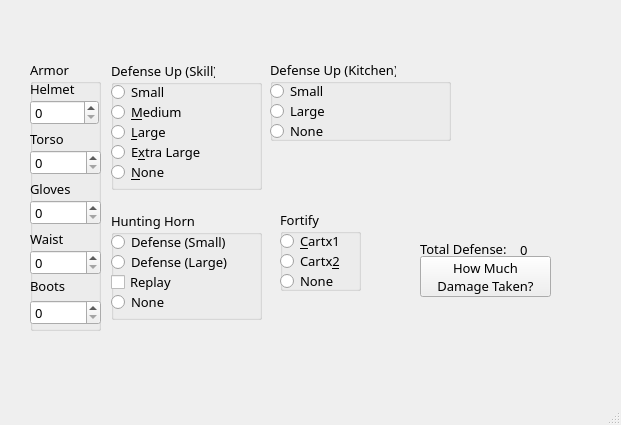
This is src/Forms/defensecalculatorwindow.ui in eesandoval/MH4U-Tool as Qt 5 draws it before an edit. The edited form follows.
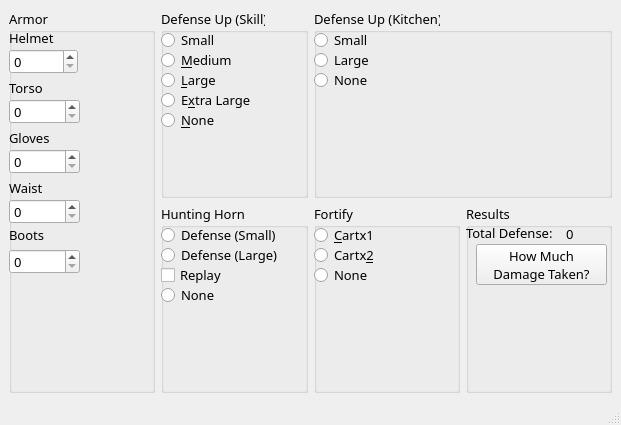
This is the edited form.

Diff of the .ui file:
```diff
--- a/src/Forms/defensecalculatorwindow.ui
+++ b/src/Forms/defensecalculatorwindow.ui
@@ -20,35 +20,9 @@
    <string>MainWindow</string>
   </property>
   <widget class="QWidget" name="centralwidget">
-   <widget class="QPushButton" name="calculate_push_button">
-    <property name="geometry">
-     <rect>
-      <x>420</x>
-      <y>256</y>
-      <width>131</width>
-      <height>41</height>
-     </rect>
-    </property>
-    <property name="font">
-     <font>
-      <family>Sans</family>
-      <pointsize>10</pointsize>
-     </font>
-    </property>
-    <property name="text">
-     <string>How Much
-Damage Taken?</string>
-    </property>
-   </widget>
+   <layout class="QGridLayout" name="gridLayout">
+    <item row="0" column="0" rowspan="2">
    <widget class="QGroupBox" name="armor">
-    <property name="geometry">
-     <rect>
-      <x>30</x>
-      <y>60</y>
-      <width>71</width>
-      <height>271</height>
-     </rect>
-    </property>
     <property name="font">
      <font>
       <family>Sans</family>
@@ -240,205 +214,9 @@
      </property>
     </widget>
    </widget>
-   <widget class="QGroupBox" name="fortify">
-    <property name="geometry">
-     <rect>
-      <x>280</x>
-      <y>210</y>
-      <width>81</width>
-      <height>81</height>
-     </rect>
-    </property>
-    <property name="font">
-     <font>
-      <family>Sans</family>
-      <pointsize>10</pointsize>
-     </font>
-    </property>
-    <property name="title">
-     <string>Fortify</string>
-    </property>
-    <widget class="QRadioButton" name="fortify_cart1">
-     <property name="geometry">
-      <rect>
-       <x>0</x>
-       <y>20</y>
-       <width>81</width>
-       <height>22</height>
-      </rect>
-     </property>
-     <property name="font">
-      <font>
-       <family>Sans</family>
-       <pointsize>10</pointsize>
-      </font>
-     </property>
-     <property name="text">
-      <string>&amp;Cartx1</string>
-     </property>
-    </widget>
-    <widget class="QRadioButton" name="fortify_cart2">
-     <property name="geometry">
-      <rect>
-       <x>0</x>
-       <y>40</y>
-       <width>81</width>
-       <height>22</height>
-      </rect>
-     </property>
-     <property name="font">
-      <font>
-       <family>Sans</family>
-       <pointsize>10</pointsize>
-      </font>
-     </property>
-     <property name="text">
-      <string>Cartx&amp;2</string>
-     </property>
-    </widget>
-    <widget class="QRadioButton" name="fortify_none">
-     <property name="geometry">
-      <rect>
-       <x>0</x>
-       <y>60</y>
-       <width>71</width>
-       <height>22</height>
-      </rect>
-     </property>
-     <property name="font">
-      <font>
-       <family>Sans</family>
-       <pointsize>10</pointsize>
-      </font>
-     </property>
-     <property name="text">
-      <string>None</string>
-     </property>
-    </widget>
-   </widget>
-   <widget class="QLabel" name="total_defense_label">
-    <property name="geometry">
-     <rect>
-      <x>420</x>
-      <y>240</y>
-      <width>111</width>
-      <height>17</height>
-     </rect>
-    </property>
-    <property name="font">
-     <font>
-      <family>Sans</family>
-      <pointsize>10</pointsize>
-     </font>
-    </property>
-    <property name="text">
-     <string>Total Defense:</string>
-    </property>
-   </widget>
-   <widget class="QLabel" name="total_defense_display">
-    <property name="geometry">
-     <rect>
-      <x>520</x>
-      <y>240</y>
-      <width>41</width>
-      <height>20</height>
-     </rect>
-    </property>
-    <property name="font">
-     <font>
-      <family>Sans</family>
-      <pointsize>10</pointsize>
-     </font>
-    </property>
-    <property name="text">
-     <string>0</string>
-    </property>
-   </widget>
-   <widget class="QGroupBox" name="defense_up_kitchen">
-    <property name="geometry">
-     <rect>
-      <x>270</x>
-      <y>60</y>
-      <width>181</width>
-      <height>81</height>
-     </rect>
-    </property>
-    <property name="font">
-     <font>
-      <family>Sans</family>
-      <pointsize>10</pointsize>
-     </font>
-    </property>
-    <property name="title">
-     <string>Defense Up (Kitchen)</string>
-    </property>
-    <widget class="QRadioButton" name="defense_up_kitchen_small">
-     <property name="geometry">
-      <rect>
-       <x>0</x>
-       <y>20</y>
-       <width>71</width>
-       <height>22</height>
-      </rect>
-     </property>
-     <property name="font">
-      <font>
-       <family>Sans</family>
-       <pointsize>10</pointsize>
-      </font>
-     </property>
-     <property name="text">
-      <string>Small</string>
-     </property>
-    </widget>
-    <widget class="QRadioButton" name="defense_up_kitchen_large">
-     <property name="geometry">
-      <rect>
-       <x>0</x>
-       <y>40</y>
-       <width>71</width>
-       <height>22</height>
-      </rect>
-     </property>
-     <property name="font">
-      <font>
-       <family>Sans</family>
-       <pointsize>10</pointsize>
-      </font>
-     </property>
-     <property name="text">
-      <string>Large</string>
-     </property>
-    </widget>
-    <widget class="QRadioButton" name="defense_up_kitchen_none">
-     <property name="geometry">
-      <rect>
-       <x>0</x>
-       <y>60</y>
-       <width>71</width>
-       <height>22</height>
-      </rect>
-     </property>
-     <property name="font">
-      <font>
-       <family>Sans</family>
-       <pointsize>10</pointsize>
-      </font>
-     </property>
-     <property name="text">
-      <string>None</string>
-     </property>
-    </widget>
-   </widget>
+    </item>
+    <item row="0" column="1">
    <widget class="QGroupBox" name="defense_up_skill">
-    <property name="geometry">
-     <rect>
-      <x>111</x>
-      <y>61</y>
-      <width>151</width>
-      <height>129</height>
-     </rect>
-    </property>
     <property name="font">
      <font>
       <family>Sans</family>
@@ -544,15 +322,79 @@
      </property>
     </widget>
    </widget>
+    </item>
+    <item row="0" column="2" colspan="2">
+     <widget class="QGroupBox" name="defense_up_kitchen">
+      <property name="font">
+       <font>
+        <family>Sans</family>
+        <pointsize>10</pointsize>
+       </font>
+      </property>
+      <property name="title">
+       <string>Defense Up (Kitchen)</string>
+      </property>
+      <widget class="QRadioButton" name="defense_up_kitchen_small">
+       <property name="geometry">
+        <rect>
+         <x>0</x>
+         <y>20</y>
+         <width>71</width>
+         <height>22</height>
+        </rect>
+       </property>
+       <property name="font">
+        <font>
+         <family>Sans</family>
+         <pointsize>10</pointsize>
+        </font>
+       </property>
+       <property name="text">
+        <string>Small</string>
+       </property>
+      </widget>
+      <widget class="QRadioButton" name="defense_up_kitchen_large">
+       <property name="geometry">
+        <rect>
+         <x>0</x>
+         <y>40</y>
+         <width>71</width>
+         <height>22</height>
+        </rect>
+       </property>
+       <property name="font">
+        <font>
+         <family>Sans</family>
+         <pointsize>10</pointsize>
+        </font>
+       </property>
+       <property name="text">
+        <string>Large</string>
+       </property>
+      </widget>
+      <widget class="QRadioButton" name="defense_up_kitchen_none">
+       <property name="geometry">
+        <rect>
+         <x>0</x>
+         <y>60</y>
+         <width>71</width>
+         <height>22</height>
+        </rect>
+       </property>
+       <property name="font">
+        <font>
+         <family>Sans</family>
+         <pointsize>10</pointsize>
+        </font>
+       </property>
+       <property name="text">
+        <string>None</string>
+       </property>
+      </widget>
+     </widget>
+    </item>
+    <item row="1" column="1">
    <widget class="QGroupBox" name="hunting_horn">
-    <property name="geometry">
-     <rect>
-      <x>111</x>
-      <y>211</y>
-      <width>151</width>
-      <height>109</height>
-     </rect>
-    </property>
     <property name="font">
      <font>
       <family>Sans</family>
@@ -639,6 +481,143 @@
      </property>
     </widget>
    </widget>
+    </item>
+    <item row="1" column="2">
+     <widget class="QGroupBox" name="fortify">
+      <property name="font">
+       <font>
+        <family>Sans</family>
+        <pointsize>10</pointsize>
+       </font>
+      </property>
+      <property name="title">
+       <string>Fortify</string>
+      </property>
+      <widget class="QRadioButton" name="fortify_cart1">
+       <property name="geometry">
+        <rect>
+         <x>0</x>
+         <y>20</y>
+         <width>81</width>
+         <height>22</height>
+        </rect>
+       </property>
+       <property name="font">
+        <font>
+         <family>Sans</family>
+         <pointsize>10</pointsize>
+        </font>
+       </property>
+       <property name="text">
+        <string>&amp;Cartx1</string>
+       </property>
+      </widget>
+      <widget class="QRadioButton" name="fortify_cart2">
+       <property name="geometry">
+        <rect>
+         <x>0</x>
+         <y>40</y>
+         <width>81</width>
+         <height>22</height>
+        </rect>
+       </property>
+       <property name="font">
+        <font>
+         <family>Sans</family>
+         <pointsize>10</pointsize>
+        </font>
+       </property>
+       <property name="text">
+        <string>Cartx&amp;2</string>
+       </property>
+      </widget>
+      <widget class="QRadioButton" name="fortify_none">
+       <property name="geometry">
+        <rect>
+         <x>0</x>
+         <y>60</y>
+         <width>71</width>
+         <height>22</height>
+        </rect>
+       </property>
+       <property name="font">
+        <font>
+         <family>Sans</family>
+         <pointsize>10</pointsize>
+        </font>
+       </property>
+       <property name="text">
+        <string>None</string>
+       </property>
+      </widget>
+     </widget>
+    </item>
+    <item row="1" column="3">
+     <widget class="QGroupBox" name="groupBox">
+      <property name="title">
+       <string>Results</string>
+      </property>
+      <widget class="QLabel" name="total_defense_label">
+       <property name="geometry">
+        <rect>
+         <x>0</x>
+         <y>20</y>
+         <width>111</width>
+         <height>17</height>
+        </rect>
+       </property>
+       <property name="font">
+        <font>
+         <family>Sans</family>
+         <pointsize>10</pointsize>
+        </font>
+       </property>
+       <property name="text">
+        <string>Total Defense:</string>
+       </property>
+      </widget>
+      <widget class="QLabel" name="total_defense_display">
+       <property name="geometry">
+        <rect>
+         <x>100</x>
+         <y>20</y>
+         <width>41</width>
+         <height>20</height>
+        </rect>
+       </property>
+       <property name="font">
+        <font>
+         <family>Sans</family>
+         <pointsize>10</pointsize>
+        </font>
+       </property>
+       <property name="text">
+        <string>0</string>
+       </property>
+      </widget>
+      <widget class="QPushButton" name="calculate_push_button">
+       <property name="geometry">
+        <rect>
+         <x>10</x>
+         <y>40</y>
+         <width>131</width>
+         <height>41</height>
+        </rect>
+       </property>
+       <property name="font">
+        <font>
+         <family>Sans</family>
+         <pointsize>10</pointsize>
+        </font>
+       </property>
+       <property name="text">
+        <string>How Much
+Damage Taken?</string>
+       </property>
+      </widget>
+     </widget>
+    </item>
+   </layout>
   </widget>
   <widget class="QMenuBar" name="menubar">
    <property name="geometry">
```
Left out of the diff: 2 changed lines with no effect on the pictures. Lines whose indentation alone changed are shown as unchanged.
